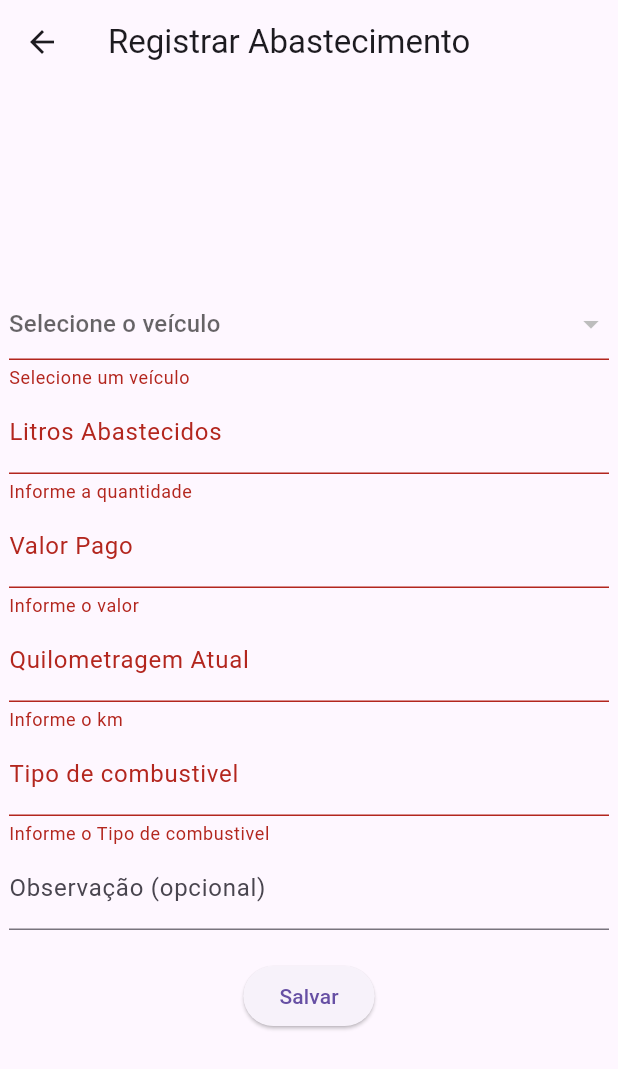
After one commit to Allan357/controle_de_abastecimento_e_veiculos, a Flutter app: the AbastecimentoFormPage screen opened by its route, after a tap on "Salvar", on a phone screen of 412 x 824 dp. The commit adds this screen. Shown: the top 1069 px of the screen. Run offline on Flutter 3.47's test engine with Material 3 defaults, Android fonts, the light colour scheme and no system bars; our stand-ins replace firebase_auth, firebase_core, firebase_database, flutter_dotenv; accounts and stored records are empty.

Commit message:
feat(abastecimento): registrar e listar abastecimentos

```diff
--- /dev/null
+++ b/lib/features/abastecimento/abastecimento/abastecimento_viewmodel.dart
@@ -0,0 +1,51 @@
+import 'package:controle_de_abastecimento_e_veiculos/features/abastecimento/model/abastecimento_model.dart';
+import 'package:controle_de_abastecimento_e_veiculos/features/abastecimento/repository/abastecimento_repository.dart';
+import 'package:flutter/material.dart';
+
+class AbastecimentoViewModel extends ChangeNotifier {
+  final AbastecimentoRepository repo;
+
+  AbastecimentoViewModel(this.repo) {
+    carregar();
+  }
+
+  List<AbastecimentoModel> abastecimentos = [];
+  bool loading = false;
+
+  Future<void> carregar() async {
+    loading = true;
+    notifyListeners();
+
+    abastecimentos = await repo.getAll();
+
+    loading = false;
+    notifyListeners();
+  }
+
+  Future<void> adicionar(AbastecimentoModel a) async {
+    await repo.add(a);
+    await carregar();
+  }
+
+  Future<void> editar(String id, AbastecimentoModel novo) async {
+    await repo.update(id, novo);
+    await carregar();
+  }
+
+  Future<void> excluir(String id) async {
+    await repo.delete(id);
+    await carregar();
+  }
+
+    AbastecimentoModel? ultimoAbastecimentoDoVeiculo(String veiculoId) {
+    final lista = abastecimentos
+        .where((a) => a.veiculoId == veiculoId)
+        .toList();
+
+    if (lista.isEmpty) return null;
+
+    lista.sort((a, b) => b.data.compareTo(a.data));
+
+    return lista.first;
+  }
+}
--- /dev/null
+++ b/lib/features/abastecimento/model/abastecimento_model.dart
@@ -0,0 +1,50 @@
+class AbastecimentoModel {
+  String? id;
+  final DateTime data;
+  final double quantidadeLitros;
+  final double valorPago;
+  final int quilometragem;
+  final String tipoCombustivel;
+  final String veiculoId;
+  final double consumo;
+  final String? observacao;
+
+  AbastecimentoModel({
+    this.id,
+    required this.data,
+    required this.quantidadeLitros,
+    required this.valorPago,
+    required this.quilometragem,
+    required this.tipoCombustivel,
+    required this.veiculoId,
+    required this.consumo,
+    this.observacao,
+  });
+
+  Map<String, dynamic> toMap() {
+    return {
+      "data": data.toIso8601String(),
+      "quantidadeLitros": quantidadeLitros,
+      "valorPago": valorPago,
+      "quilometragem": quilometragem,
+      "tipoCombustivel": tipoCombustivel,
+      "veiculoId": veiculoId,
+      "consumo": consumo,
+      "observacao": observacao,
+    };
+  }
+
+  factory AbastecimentoModel.fromMap(String id, Map map) {
+    return AbastecimentoModel(
+      id: id,
+      data: DateTime.parse(map["data"]),
+      quantidadeLitros: map["quantidadeLitros"] * 1.0,
+      valorPago: map["valorPago"] * 1.0,
+      quilometragem: map["quilometragem"],
+      tipoCombustivel: map["tipoCombustivel"],
+      veiculoId: map["veiculoId"],
+      consumo: map["consumo"] * 1.0,
+      observacao: map["observacao"],
+    );
+  }
+}
--- /dev/null
+++ b/lib/features/abastecimento/repository/abastecimento_repository.dart
@@ -0,0 +1,29 @@
+import 'package:controle_de_abastecimento_e_veiculos/core/services/firebase_realtime_service.dart';
+import 'package:controle_de_abastecimento_e_veiculos/features/abastecimento/model/abastecimento_model.dart';
+
+class AbastecimentoRepository {
+  final FirebaseRealtimeService service;
+
+  AbastecimentoRepository(this.service);
+
+  Future<String> add(AbastecimentoModel a) async {
+    return await service.create("abastecimentos", a.toMap());
+  }
+
+  Future<List<AbastecimentoModel>> getAll() async {
+    final data = await service.readAll("abastecimentos");
+    if (data == null) return [];
+
+    return data.entries
+        .map((e) => AbastecimentoModel.fromMap(e.key, e.value))
+        .toList();
+  }
+
+  Future<void> update(String id, AbastecimentoModel a) async {
+    await service.update("abastecimentos/$id", a.toMap());
+  }
+
+  Future<void> delete(String id) async {
+    await service.delete("abastecimentos", id);
+  }
+}
--- /dev/null
+++ b/lib/features/abastecimento/view/abastecimento_form_page.dart
@@ -0,0 +1,133 @@
+import 'package:controle_de_abastecimento_e_veiculos/features/abastecimento/abastecimento/abastecimento_viewmodel.dart';
+import 'package:controle_de_abastecimento_e_veiculos/features/abastecimento/model/abastecimento_model.dart';
+import 'package:controle_de_abastecimento_e_veiculos/features/veiculo/viewmodel/veiculo_viewmodel.dart';
+import 'package:flutter/material.dart';
+import 'package:provider/provider.dart';
+
+class AbastecimentoFormPage extends StatefulWidget {
+  const AbastecimentoFormPage({super.key});
+
+  @override
+  State<AbastecimentoFormPage> createState() => _AbastecimentoFormPageState();
+}
+
+class _AbastecimentoFormPageState extends State<AbastecimentoFormPage> {
+  final _formKey = GlobalKey<FormState>();
+
+  final litros = TextEditingController();
+  final valor = TextEditingController();
+  final km = TextEditingController();
+  final tipoCombustivel = TextEditingController();
+  final obs = TextEditingController();
+
+  String? veiculoId;
+  DateTime data = DateTime.now();
+
+  @override
+  Widget build(BuildContext context) {
+    final vmAb = context.read<AbastecimentoViewModel>();
+    final vmVeiculos = context.watch<VeiculoViewModel>();
+
+    return Scaffold(
+      appBar: AppBar(title: Text("Registrar Abastecimento")),
+      body: Center(
+        child: SizedBox(
+          width: 400,
+          child: Form(
+            key: _formKey,
+            child: Column(
+              mainAxisSize: MainAxisSize.min,
+              children: [
+                DropdownButtonFormField<String>(
+                  initialValue: veiculoId,
+                  hint: Text("Selecione o veículo"),
+                  items: vmVeiculos.veiculos
+                      .map((v) => DropdownMenuItem(
+                            value: v.id,
+                            child: Text("${v.modelo} - ${v.placa}"),
+                          ))
+                      .toList(),
+                  onChanged: (v) => setState(() => veiculoId = v),
+                  validator: (v) => v == null ? "Selecione um veículo" : null,
+                ),
+                TextFormField(
+                  controller: litros,
+                  keyboardType: TextInputType.number,
+                  decoration: InputDecoration(labelText: "Litros Abastecidos"),
+                  validator: (v) => v!.isEmpty ? "Informe a quantidade" : null,
+                ),
+                TextFormField(
+                  controller: valor,
+                  keyboardType: TextInputType.number,
+                  decoration: InputDecoration(labelText: "Valor Pago"),
+                  validator: (v) => v!.isEmpty ? "Informe o valor" : null,
+                ),
+                TextFormField(
+                  controller: km,
+                  keyboardType: TextInputType.number,
+                  decoration: InputDecoration(labelText: "Quilometragem Atual"),
+                  validator: (v) => v!.isEmpty ? "Informe o km" : null,
+                ),
+                TextFormField(
+                  controller: tipoCombustivel,
+                  keyboardType: TextInputType.text,
+                  decoration: InputDecoration(labelText: "Tipo de combustivel"),
+                  validator: (v) => v!.isEmpty ? "Informe o Tipo de combustivel" : null,
+                ),
+                TextFormField(
+                  controller: obs,
+                  decoration: InputDecoration(labelText: "Observação (opcional)"),
+                ),
+                SizedBox(height: 20),
+                ElevatedButton(
+                  onPressed: () {
+                    if (!_formKey.currentState!.validate()) return;
+
+                    final litrosNum = double.parse(litros.text);
+                    final kmNum = int.parse(km.text);
+                    final tc = tipoCombustivel.text;
+
+                    final ultimo = vmAb.ultimoAbastecimentoDoVeiculo(veiculoId!);
+
+                    double consumo = 0;
+
+                    if (ultimo != null) {
+                      final distancia = kmNum - ultimo.quilometragem;
+
+                      if (distancia > 0) {
+                        consumo = distancia / litrosNum;
+                      }
+                    }
+
+                    final a = AbastecimentoModel(
+                      data: data,
+                      quantidadeLitros: litrosNum,
+                      valorPago: double.parse(valor.text),
+                      quilometragem: kmNum,
+                      tipoCombustivel: tc,
+                      veiculoId: veiculoId!,
+                      consumo: consumo,
+                      observacao: obs.text,
+                    );
+
+                    vmAb.adicionar(a);
+                    if (!context.mounted) return;
+
+                    ScaffoldMessenger.of(context).showSnackBar(
+                      SnackBar(
+                        content: Text("Abastecimento salvo com sucesso!"),
+                        duration: const Duration(seconds: 2),
+                      )
+                    );
+                    // Navigator.pop(context);
+                  },
+                  child: Text("Salvar"),
+                ),
+              ],
+            ),
+          ),
+        )
+      ),
+    );
+  }
+}
--- a/lib/features/auth/view/login_page.dart
+++ b/lib/features/auth/view/login_page.dart
@@ -74,7 +74,7 @@ class _LoginPageState extends State<LoginPage> {
 
                           if (!context.mounted) return;
 
-                          if (ok) AppNavigator.goToHome(context);
+                          if (ok) AppNavigator.goToNewAbastecimento(context);
                         },
                   child: vm.loading
                       ? CircularProgressIndicator()
--- a/lib/routes/app_routes.dart
+++ b/lib/routes/app_routes.dart
@@ -4,4 +4,7 @@ class AppRoutes {
   static const home = '/home';
   static const veiculos = '/veiculos';
   static const newVeiculo = '/newveiculo';
+  static const newAbastecimento = '/newabastecimento';
+  static const abastecimentos = '/abastecimentos';
+
 }
```
Also changed, not shown: lib/features/abastecimento/view/abastecimento_list_page.dart (added, +56 -0 lines), lib/main.dart (+15 -0 lines), lib/routes/app_navigator.dart (+8 -0 lines).
